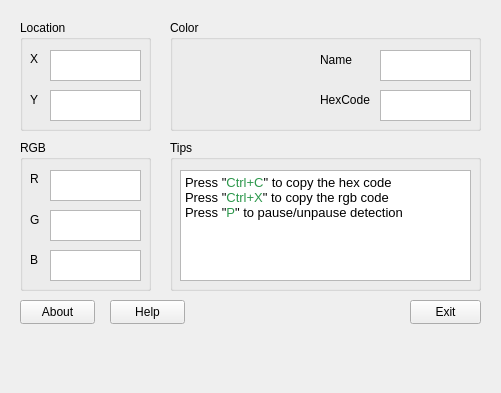
The window that src/mainwindow.ui (gdarko/ColorPicker) describes before a commit, drawn with Qt 5.
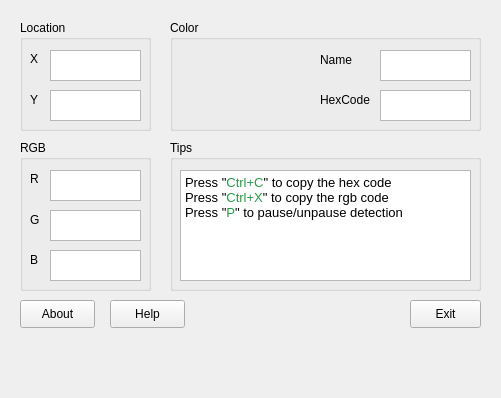
The same window after the commit. Icons and pictures are not drawn.

Commit message: Update about dialog and button sizes on main window

The edit to the form file:
```diff
--- a/src/mainwindow.ui
+++ b/src/mainwindow.ui
@@ -7,7 +7,7 @@
     <x>0</x>
     <y>0</y>
     <width>501</width>
-    <height>393</height>
+    <height>398</height>
    </rect>
   </property>
   <property name="windowTitle">
@@ -325,7 +325,7 @@
       <x>20</x>
       <y>290</y>
       <width>461</width>
-      <height>81</height>
+      <height>91</height>
      </rect>
     </property>
     <widget class="QPushButton" name="btnAbout">
@@ -334,7 +334,7 @@
        <x>0</x>
        <y>10</y>
        <width>75</width>
-       <height>24</height>
+       <height>28</height>
       </rect>
      </property>
      <property name="text">
@@ -347,7 +347,7 @@
        <x>90</x>
        <y>10</y>
        <width>75</width>
-       <height>24</height>
+       <height>28</height>
       </rect>
      </property>
      <property name="text">
@@ -360,7 +360,7 @@
        <x>390</x>
        <y>10</y>
        <width>71</width>
-       <height>24</height>
+       <height>28</height>
       </rect>
      </property>
      <property name="text">
```
The commit also changes 1 other file.
